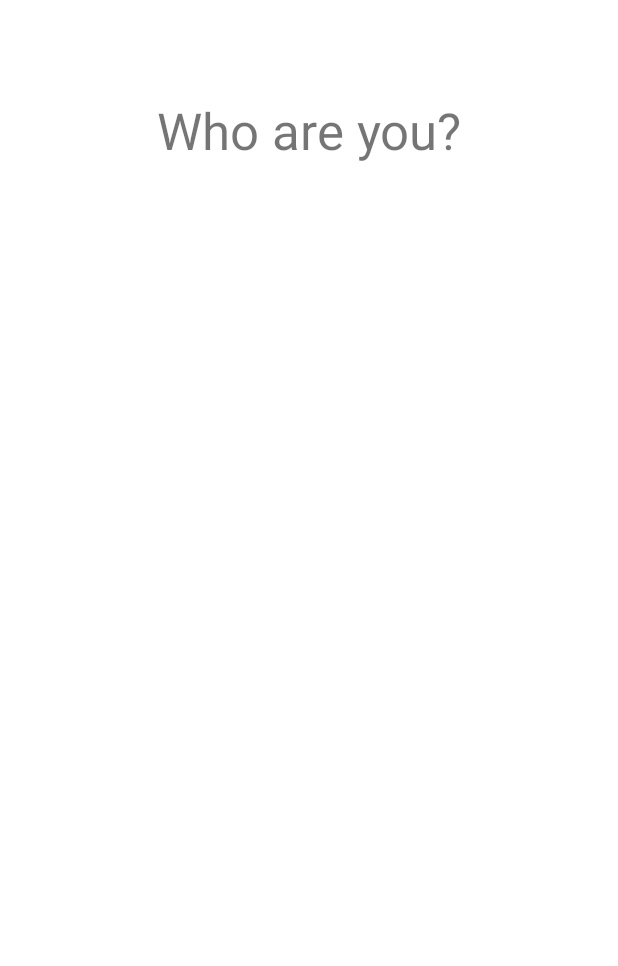
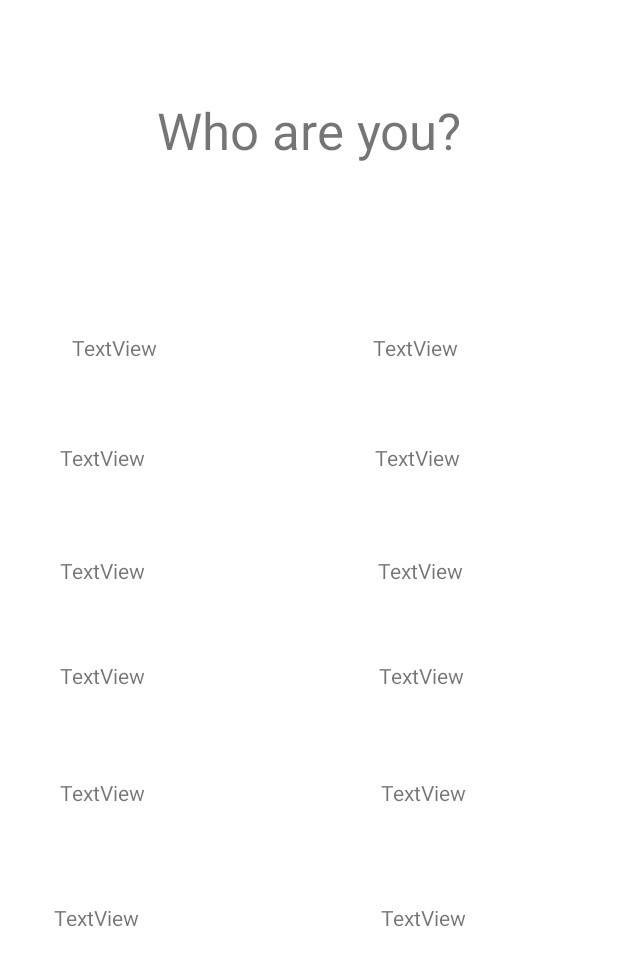
Before and after one commit to IT21060144/Super-Nerds, an Android app: the profile screen opened directly, with no data from a screen before it, on a phone screen of 412 x 824 dp. Shown: the top 966 px of the screen. Run offline under Robolectric (Android 15) with nearby library versions, the phone set to English and light mode, and no system bars.

Commit message:
added a new interface called profile.xml

```diff
--- a/app/src/main/res/layout/activity_main.xml
+++ b/app/src/main/res/layout/activity_main.xml
@@ -31,6 +31,7 @@
         android:layout_marginStart="102dp"
         android:layout_marginEnd="60dp"
         android:layout_marginBottom="80dp"
+        android:onClick="onButtonClick2"
         android:text="goal"
         app:layout_constraintBottom_toTopOf="@+id/btnHealth"
         app:layout_constraintEnd_toEndOf="parent"
@@ -66,7 +67,7 @@
         android:layout_height="wrap_content"
         android:layout_marginStart="60dp"
         android:layout_marginBottom="76dp"
-        android:onClick="onButtonClick"
+        android:onClick="onButtonClick1"
         android:text="profile"
         app:layout_constraintBottom_toTopOf="@+id/btnMenu"
         app:layout_constraintEnd_toStartOf="@+id/btnGoal"
--- a/app/src/main/res/layout/profile.xml
+++ b/app/src/main/res/layout/profile.xml
@@ -17,4 +17,119 @@
         app:layout_constraintEnd_toEndOf="parent"
         app:layout_constraintStart_toStartOf="parent"
         app:layout_constraintTop_toTopOf="parent" />
+
+    <TextView
+        android:id="@+id/lblName"
+        android:layout_width="121dp"
+        android:layout_height="41dp"
+        android:layout_marginStart="48dp"
+        android:layout_marginTop="64dp"
+        android:text="TextView"
+        app:layout_constraintStart_toStartOf="parent"
+        app:layout_constraintTop_toBottomOf="@+id/textView3" />
+
+    <TextView
+        android:id="@+id/viewName"
+        android:layout_width="111dp"
+        android:layout_height="41dp"
+        android:layout_marginEnd="52dp"
+        android:text="TextView"
+        app:layout_constraintBaseline_toBaselineOf="@+id/lblName"
+        app:layout_constraintEnd_toEndOf="parent" />
+
+    <TextView
+        android:id="@+id/lblAge"
+        android:layout_width="123dp"
+        android:layout_height="43dp"
+        android:layout_marginStart="40dp"
+        android:layout_marginTop="32dp"
+        android:text="TextView"
+        app:layout_constraintStart_toStartOf="parent"
+        app:layout_constraintTop_toBottomOf="@+id/lblName" />
+
+    <TextView
+        android:id="@+id/viewAge"
+        android:layout_width="110dp"
+        android:layout_height="43dp"
+        android:layout_marginEnd="52dp"
+        android:text="TextView"
+        app:layout_constraintBaseline_toBaselineOf="@+id/lblAge"
+        app:layout_constraintEnd_toEndOf="parent" />
+
+    <TextView
+        android:id="@+id/lblGender"
+        android:layout_width="118dp"
+        android:layout_height="42dp"
+        android:layout_marginStart="40dp"
+        android:layout_marginTop="32dp"
+        android:text="TextView"
+        app:layout_constraintStart_toStartOf="parent"
+        app:layout_constraintTop_toBottomOf="@+id/lblAge" />
+
+    <TextView
+        android:id="@+id/viewGender"
+        android:layout_width="104dp"
+        android:layout_height="40dp"
+        android:layout_marginEnd="56dp"
+        android:text="TextView"
+        app:layout_constraintBaseline_toBaselineOf="@+id/lblGender"
+        app:layout_constraintEnd_toEndOf="parent" />
+
+    <TextView
+        android:id="@+id/lblGoal"
+        android:layout_width="122dp"
+        android:layout_height="42dp"
+        android:layout_marginStart="40dp"
+        android:layout_marginTop="28dp"
+        android:text="TextView"
+        app:layout_constraintStart_toStartOf="parent"
+        app:layout_constraintTop_toBottomOf="@+id/lblGender" />
+
+    <TextView
+        android:id="@+id/textView6"
+        android:layout_width="107dp"
+        android:layout_height="40dp"
+        android:layout_marginEnd="52dp"
+        android:text="TextView"
+        app:layout_constraintBaseline_toBaselineOf="@+id/lblGoal"
+        app:layout_constraintEnd_toEndOf="parent" />
+
+    <TextView
+        android:id="@+id/lblHeight"
+        android:layout_width="116dp"
+        android:layout_height="43dp"
+        android:layout_marginStart="40dp"
+        android:layout_marginTop="36dp"
+        android:text="TextView"
+        app:layout_constraintStart_toStartOf="parent"
+        app:layout_constraintTop_toBottomOf="@+id/lblGoal" />
+
+    <TextView
+        android:id="@+id/viewHeight"
+        android:layout_width="110dp"
+        android:layout_height="36dp"
+        android:layout_marginEnd="48dp"
+        android:text="TextView"
+        app:layout_constraintBaseline_toBaselineOf="@+id/lblHeight"
+        app:layout_constraintEnd_toEndOf="parent" />
+
+    <TextView
+        android:id="@+id/lblWeight"
+        android:layout_width="121dp"
+        android:layout_height="45dp"
+        android:layout_marginStart="36dp"
+        android:layout_marginTop="40dp"
+        android:text="TextView"
+        app:layout_constraintStart_toStartOf="parent"
+        app:layout_constraintTop_toBottomOf="@+id/lblHeight" />
+
+    <TextView
+        android:id="@+id/viewWeight"
+        android:layout_width="110dp"
+        android:layout_height="48dp"
+        android:layout_marginEnd="48dp"
+        android:text="TextView"
+        app:layout_constraintBaseline_toBaselineOf="@+id/lblWeight"
+        app:layout_constraintEnd_toEndOf="parent" />
+
 </androidx.constraintlayout.widget.ConstraintLayout>
--- a/app/src/main/res/values/strings.xml
+++ b/app/src/main/res/values/strings.xml
@@ -8,4 +8,11 @@
     <string name="TvHint2">Email</string>
     <string name="btnName">Name</string>
     <string name="btnEmail">Email</string>
+    <string name="Name">Name</string>
+    <string name="Age">Age</string>
+    <string name="Gender">Gender</string>
+    <string name="Goal">Goal</string>
+    <string name="Height">Height</string>
+    <string name="Weight">Weight</string>
+    <string name="MyFood">MyFood</string>
 </resources>
```
